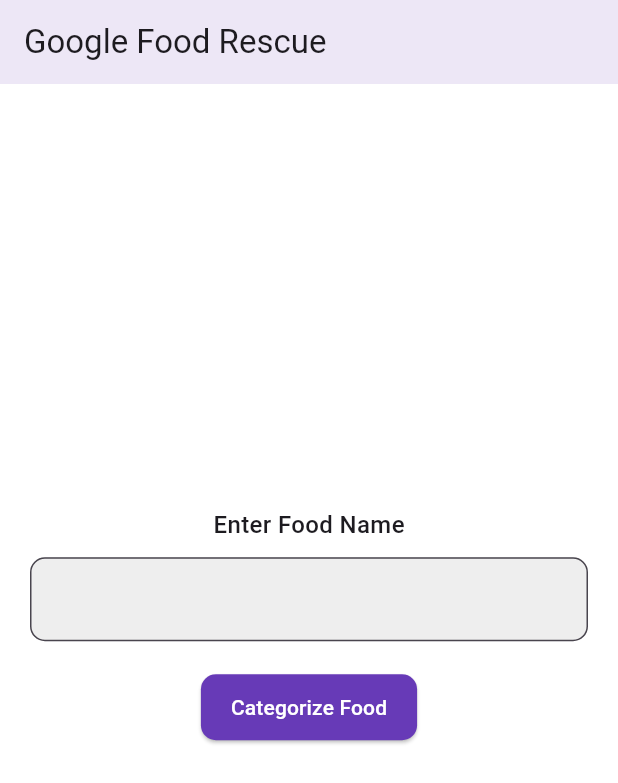
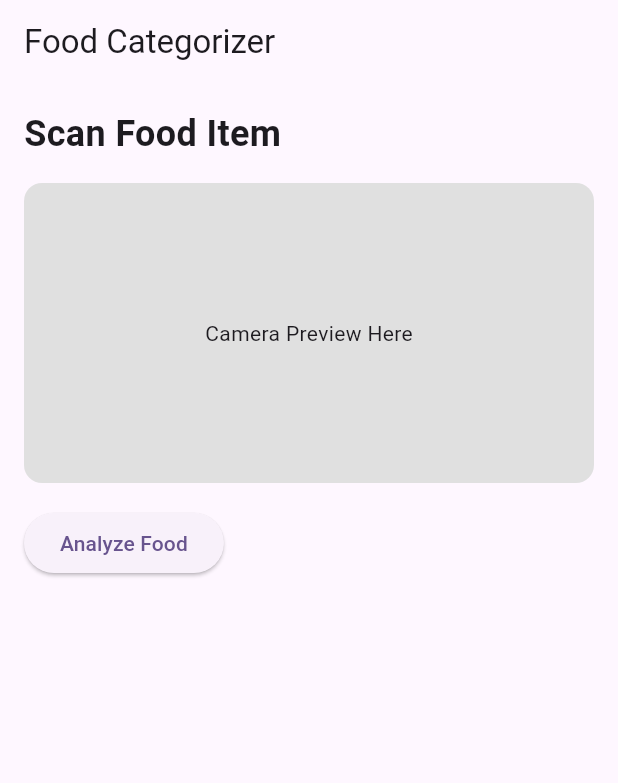
Before and after one commit to ParamSingh24/myapp, a Flutter app: the screen it shows after launch, on a phone screen of 412 x 824 dp. Shown: the top 783 px of the screen. Run offline on Flutter 3.47's test engine with Material 3 defaults, Android fonts, the phone set to English and light mode, and no system bars; our stand-ins replace firebase_core, flutter_dotenv; accounts and stored records are empty.

Commit message:
Updated main.dart and fixed Firebase initialization

```diff
--- a/lib/main.dart
+++ b/lib/main.dart
@@ -1,11 +1,13 @@
 import 'package:flutter/material.dart';
 import 'package:flutter_dotenv/flutter_dotenv.dart';
-import 'package:http/http.dart' as http;
-import 'dart:convert';
+import 'package:firebase_core/firebase_core.dart';
+import 'screens/food_categorizer_screen.dart';
 
 void main() async {
   WidgetsFlutterBinding.ensureInitialized();
-  await dotenv.load(); // Load .env file
+  await dotenv.load(fileName: ".env"); // Ensure .env file loads
+  await Firebase.initializeApp(); // Proper Firebase initialization
+
   runApp(const MyApp());
 }
 
@@ -15,6 +17,7 @@ class MyApp extends StatelessWidget {
   @override
   Widget build(BuildContext context) {
     return MaterialApp(
+      debugShowCheckedModeBanner: false,
       title: 'Google Food Rescue',
       theme: ThemeData(
         colorScheme: ColorScheme.fromSeed(seedColor: Colors.deepPurple),
@@ -24,133 +27,3 @@ class MyApp extends StatelessWidget {
     );
   }
 }
-
-class FoodCategorizerScreen extends StatefulWidget {
-  const FoodCategorizerScreen({super.key});
-
-  @override
-  _FoodCategorizerScreenState createState() => _FoodCategorizerScreenState();
-}
-
-class _FoodCategorizerScreenState extends State<FoodCategorizerScreen> {
-  final TextEditingController _foodController = TextEditingController();
-  String _result = '';
-  bool _isLoading = false;
-
-  Future<void> _fetchCategory() async {
-    setState(() {
-      _isLoading = true;
-      _result = '';
-    });
-
-    final String apiKey = dotenv.env['GEMINI_API_KEY'] ?? '';
-
-    if (apiKey.isEmpty) {
-      setState(() {
-        _result = "Error: API key is missing!";
-        _isLoading = false;
-      });
-      return;
-    }
-
-    final String foodName = _foodController.text.trim();
-    if (foodName.isEmpty) {
-      setState(() {
-        _result = "Error: Please enter a food name.";
-        _isLoading = false;
-      });
-      return;
-    }
-
-    try {
-      final Uri url = Uri.parse(
-          "https://generativelanguage.googleapis.com/v1/models/gemini-pro:generateContent?key=$apiKey");
-
-      final response = await http.post(
-        url,
-        headers: {"Content-Type": "application/json"},
-        body: jsonEncode({
-          "contents": [
-            {
-              "parts": [
-                {
-                  "text": "Given the food item '$foodName', classify it into one of the following categories: Fruits, Vegetables, Dairy, Grains, Meat, Seafood, Snacks, Beverages, Other. Provide only the category name as the response."
-                }
-              ]
-            }
-          ]
-        }),
-      );
-
-      if (response.statusCode == 200) {
-        final data = jsonDecode(response.body);
-        String? category = data['candidates']?[0]['content']['parts']?[0]['text'];
-
-        if (category == null || category.isEmpty) {
-          _result = "Error: Could not categorize food.";
-        } else {
-          _result = "Category: $category";
-        }
-      } else {
-        _result = "Error: API request failed. Check API key and network.";
-      }
-    } catch (e) {
-      _result = "Error: $e";
-    }
-
-    setState(() {
-      _isLoading = false;
-    });
-  }
-
-  @override
-  Widget build(BuildContext context) {
-    return Scaffold(
-      backgroundColor: Colors.white,
-      appBar: AppBar(
-        title: const Text('Google Food Rescue'),
-        backgroundColor: Colors.deepPurple.shade50,
-        elevation: 0,
-      ),
-      body: Padding(
-        padding: const EdgeInsets.all(20.0),
-        child: Column(
-          mainAxisAlignment: MainAxisAlignment.center,
-          children: [
-            const Text(
-              "Enter Food Name",
-              style: TextStyle(fontSize: 16, fontWeight: FontWeight.w500),
-            ),
-            const SizedBox(height: 10),
-            TextField(
-              controller: _foodController,
-              decoration: InputDecoration(
-                border: OutlineInputBorder(borderRadius: BorderRadius.circular(10)),
-                filled: true,
-                fillColor: Colors.grey[200],
-              ),
-            ),
-            const SizedBox(height: 20),
-            ElevatedButton(
-              onPressed: _isLoading ? null : _fetchCategory,
-              style: ElevatedButton.styleFrom(
-                backgroundColor: Colors.deepPurple,
-                foregroundColor: Colors.white,
-                padding: const EdgeInsets.symmetric(horizontal: 20, vertical: 12),
-                shape: RoundedRectangleBorder(borderRadius: BorderRadius.circular(10)),
-              ),
-              child: _isLoading
-                  ? const CircularProgressIndicator(color: Colors.white)
-                  : const Text("Categorize Food"),
-            ),
-            const SizedBox(height: 20),
-            Text(
-              _result,
-              style: TextStyle(fontSize: 18, fontWeight: FontWeight.bold, color: Colors.red.shade700),
-            ),
-          ],
-        ),
-      ),
-    );
-  }
-}
--- a/lib/screens/food_categorizer_screen.dart
+++ b/lib/screens/food_categorizer_screen.dart
@@ -0,0 +1,54 @@
+import 'package:flutter/material.dart';
+
+class FoodCategorizerScreen extends StatefulWidget {
+  const FoodCategorizerScreen({super.key});
+
+  @override
+  State<FoodCategorizerScreen> createState() => _FoodCategorizerScreenState();
+}
+
+class _FoodCategorizerScreenState extends State<FoodCategorizerScreen> {
+  @override
+  Widget build(BuildContext context) {
+    return Scaffold(
+      appBar: AppBar(title: const Text("Food Categorizer")),
+      body: SingleChildScrollView( // Fix RenderFlex overflow
+        child: Padding(
+          padding: const EdgeInsets.all(16.0),
+          child: Column(
+            mainAxisSize: MainAxisSize.min, // Prevents expansion
+            crossAxisAlignment: CrossAxisAlignment.start,
+            children: [
+              Text(
+                "Scan Food Item",
+                style: TextStyle( // Removed GoogleFonts
+                  fontSize: 24, fontWeight: FontWeight.bold,
+                ),
+              ),
+              const SizedBox(height: 16),
+              Container(
+                height: 200,
+                width: double.infinity,
+                decoration: BoxDecoration(
+                  color: Colors.grey[300],
+                  borderRadius: BorderRadius.circular(12),
+                ),
+                child: const Center(child: Text("Camera Preview Here")),
+              ),
+              const SizedBox(height: 16),
+              ElevatedButton(
+                onPressed: () {
+                  // TODO: Implement AI categorization
+                  ScaffoldMessenger.of(context).showSnackBar(
+                    const SnackBar(content: Text("Processing Image...")),
+                  );
+                },
+                child: const Text("Analyze Food"),
+              ),
+            ],
+          ),
+        ),
+      ),
+    );
+  }
+}
```
Also changed, not shown: pubspec.yaml (+8 -74 lines), firebase.json (added), pubspec.lock, 5 other files.
